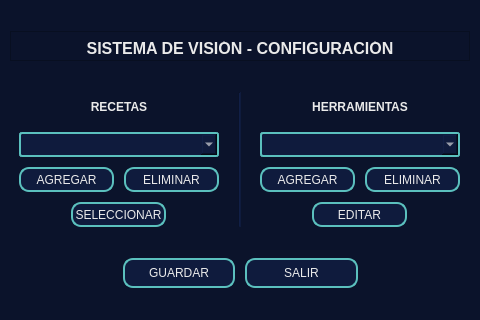
Old version of the form ui/config_window.ui in the repository hectorleyvaj-ops/vision-sensor.
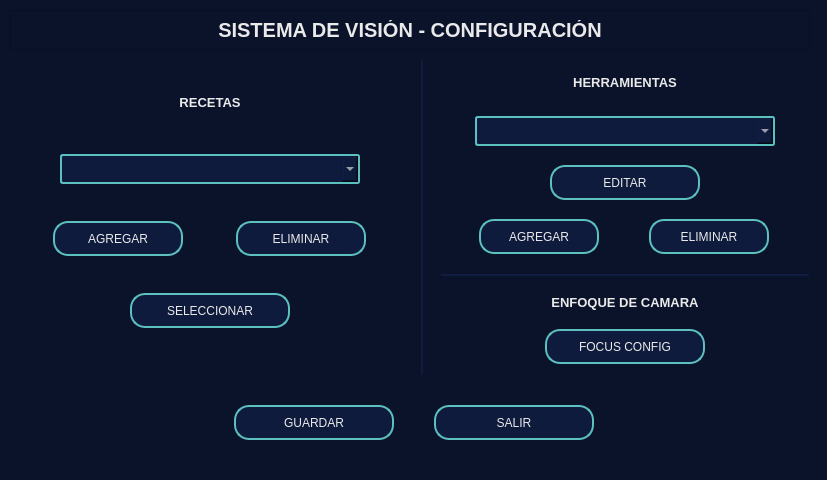
New version of the form.

Commit message: Add focus calibration dialog logic - ui

```diff
--- a/ui/config_window.ui
+++ b/ui/config_window.ui
@@ -6,8 +6,8 @@
    <rect>
     <x>0</x>
     <y>0</y>
-    <width>480</width>
-    <height>320</height>
+    <width>827</width>
+    <height>480</height>
    </rect>
   </property>
   <property name="windowTitle">
@@ -42,10 +42,15 @@
      </property>
      <property name="maximumSize">
       <size>
-       <width>480</width>
-       <height>30</height>
+       <width>800</width>
+       <height>40</height>
       </size>
      </property>
+     <property name="font">
+      <font>
+       <pointsize>11</pointsize>
+      </font>
+     </property>
      <property name="styleSheet">
       <string notr="true"/>
      </property>
@@ -66,19 +71,19 @@
         </property>
         <property name="minimumSize">
          <size>
-          <width>200</width>
+          <width>300</width>
           <height>15</height>
          </size>
         </property>
         <property name="maximumSize">
          <size>
-          <width>350</width>
-          <height>50</height>
+          <width>500</width>
+          <height>80</height>
          </size>
         </property>
         <property name="font">
          <font>
-          <pointsize>12</pointsize>
+          <pointsize>15</pointsize>
           <weight>75</weight>
           <bold>true</bold>
          </font>
@@ -106,9 +111,11 @@
      <item>
       <layout class="QVBoxLayout" name="left_panel">
        <item>
+        <layout class="QHBoxLayout" name="horizontalLayout_6">
+         <item>
         <widget class="QLabel" name="lbl_recipes">
          <property name="sizePolicy">
-          <sizepolicy hsizetype="Expanding" vsizetype="Preferred">
+            <sizepolicy hsizetype="Expanding" vsizetype="Fixed">
            <horstretch>0</horstretch>
            <verstretch>0</verstretch>
           </sizepolicy>
@@ -121,6 +128,7 @@
          </property>
          <property name="font">
           <font>
+             <pointsize>10</pointsize>
            <weight>75</weight>
            <bold>true</bold>
           </font>
@@ -137,12 +145,22 @@
          </property>
         </widget>
        </item>
+        </layout>
+       </item>
+       <item>
+        <layout class="QHBoxLayout" name="horizontalLayout_7">
        <item>
         <widget class="QComboBox" name="cmb_recipes">
+           <property name="sizePolicy">
+            <sizepolicy hsizetype="Expanding" vsizetype="Expanding">
+             <horstretch>0</horstretch>
+             <verstretch>0</verstretch>
+            </sizepolicy>
+           </property>
          <property name="maximumSize">
           <size>
-           <width>200</width>
-           <height>25</height>
+             <width>300</width>
+             <height>30</height>
           </size>
          </property>
          <property name="styleSheet">
@@ -152,27 +170,32 @@
 border-color: rgb(91, 192, 190);
 background-color: rgb(15, 27, 61);</string>
          </property>
-        </widget>
+           <property name="editable">
+            <bool>false</bool>
+           </property>
+          </widget>
+         </item>
+        </layout>
        </item>
        <item>
         <layout class="QHBoxLayout" name="horizontalLayout">
          <item>
           <widget class="QPushButton" name="btn_add_r">
            <property name="sizePolicy">
-            <sizepolicy hsizetype="Expanding" vsizetype="Preferred">
+            <sizepolicy hsizetype="Expanding" vsizetype="Expanding">
              <horstretch>0</horstretch>
              <verstretch>0</verstretch>
             </sizepolicy>
            </property>
            <property name="maximumSize">
             <size>
-             <width>95</width>
-             <height>25</height>
+             <width>130</width>
+             <height>35</height>
             </size>
            </property>
            <property name="styleSheet">
             <string notr="true">color: rgb(234, 234, 234);
-border-radius: 10px;
+border-radius: 15px;
 border: 2px solid;
 border-color: rgb(91, 192, 190);
 background-color: rgb(15, 27, 61);</string>
@@ -185,20 +208,20 @@
          <item>
           <widget class="QPushButton" name="btn_del_r">
            <property name="sizePolicy">
-            <sizepolicy hsizetype="Expanding" vsizetype="Preferred">
+            <sizepolicy hsizetype="Expanding" vsizetype="Expanding">
              <horstretch>0</horstretch>
              <verstretch>0</verstretch>
             </sizepolicy>
            </property>
            <property name="maximumSize">
             <size>
-             <width>95</width>
-             <height>25</height>
+             <width>130</width>
+             <height>35</height>
             </size>
            </property>
            <property name="styleSheet">
             <string notr="true">color: rgb(234, 234, 234);
-border-radius: 10px;
+border-radius: 15px;
 border: 2px solid;
 border-color: rgb(91, 192, 190);
 background-color: rgb(15, 27, 61);</string>
@@ -215,20 +238,20 @@
          <item>
           <widget class="QPushButton" name="btn_select_r">
            <property name="sizePolicy">
-            <sizepolicy hsizetype="Expanding" vsizetype="Preferred">
+            <sizepolicy hsizetype="Expanding" vsizetype="Expanding">
              <horstretch>0</horstretch>
              <verstretch>0</verstretch>
             </sizepolicy>
            </property>
            <property name="maximumSize">
             <size>
-             <width>95</width>
-             <height>25</height>
+             <width>160</width>
+             <height>35</height>
             </size>
            </property>
            <property name="styleSheet">
             <string notr="true">color: rgb(234, 234, 234);
-border-radius: 10px;
+border-radius: 15px;
 border: 2px solid;
 border-color: rgb(91, 192, 190);
 background-color: rgb(15, 27, 61);</string>
@@ -240,10 +263,38 @@
          </item>
         </layout>
        </item>
+       <item>
+        <spacer name="horizontalSpacer_3">
+         <property name="orientation">
+          <enum>Qt::Horizontal</enum>
+         </property>
+         <property name="sizeType">
+          <enum>QSizePolicy::Fixed</enum>
+         </property>
+         <property name="sizeHint" stdset="0">
+          <size>
+           <width>400</width>
+           <height>20</height>
+          </size>
+         </property>
+        </spacer>
+       </item>
       </layout>
      </item>
      <item>
       <widget class="Line" name="line">
+       <property name="minimumSize">
+        <size>
+         <width>3</width>
+         <height>300</height>
+        </size>
+       </property>
+       <property name="maximumSize">
+        <size>
+         <width>16777215</width>
+         <height>500</height>
+        </size>
+       </property>
        <property name="styleSheet">
         <string notr="true">background-color: rgb(15, 27, 61);</string>
        </property>
@@ -254,10 +305,21 @@
      </item>
      <item>
       <layout class="QVBoxLayout" name="right_panel">
+       <property name="spacing">
+        <number>12</number>
+       </property>
+       <property name="leftMargin">
+        <number>8</number>
+       </property>
+       <property name="rightMargin">
+        <number>8</number>
+       </property>
+       <item>
+        <layout class="QHBoxLayout" name="horizontalLayout_9">
        <item>
         <widget class="QLabel" name="lbl_tools">
          <property name="sizePolicy">
-          <sizepolicy hsizetype="Expanding" vsizetype="Preferred">
+            <sizepolicy hsizetype="Expanding" vsizetype="Fixed">
            <horstretch>0</horstretch>
            <verstretch>0</verstretch>
           </sizepolicy>
@@ -270,6 +332,7 @@
          </property>
          <property name="font">
           <font>
+             <pointsize>10</pointsize>
            <weight>75</weight>
            <bold>true</bold>
           </font>
@@ -286,18 +349,22 @@
          </property>
         </widget>
        </item>
+        </layout>
+       </item>
+       <item>
+        <layout class="QHBoxLayout" name="horizontalLayout_8">
        <item>
         <widget class="QComboBox" name="cmb_tools">
          <property name="sizePolicy">
-          <sizepolicy hsizetype="Expanding" vsizetype="Fixed">
+            <sizepolicy hsizetype="Expanding" vsizetype="Expanding">
            <horstretch>0</horstretch>
            <verstretch>0</verstretch>
           </sizepolicy>
          </property>
          <property name="maximumSize">
           <size>
-           <width>200</width>
-           <height>25</height>
+             <width>300</width>
+             <height>30</height>
           </size>
          </property>
          <property name="styleSheet">
@@ -306,60 +373,6 @@
 border: 2px solid;
 border-color: rgb(91, 192, 190);
 background-color: rgb(15, 27, 61);</string>
-         </property>
-        </widget>
-       </item>
-       <item>
-        <layout class="QHBoxLayout" name="horizontalLayout_2">
-         <item>
-          <widget class="QPushButton" name="btn_add_t">
-           <property name="sizePolicy">
-            <sizepolicy hsizetype="Expanding" vsizetype="Preferred">
-             <horstretch>0</horstretch>
-             <verstretch>0</verstretch>
-            </sizepolicy>
-           </property>
-           <property name="maximumSize">
-            <size>
-             <width>95</width>
-             <height>25</height>
-            </size>
-           </property>
-           <property name="styleSheet">
-            <string notr="true">color: rgb(234, 234, 234);
-border-radius: 10px;
-border: 2px solid;
-border-color: rgb(91, 192, 190);
-background-color: rgb(15, 27, 61);</string>
-           </property>
-           <property name="text">
-            <string>AGREGAR</string>
-           </property>
-          </widget>
-         </item>
-         <item>
-          <widget class="QPushButton" name="btn_del_t">
-           <property name="sizePolicy">
-            <sizepolicy hsizetype="Expanding" vsizetype="Preferred">
-             <horstretch>0</horstretch>
-             <verstretch>0</verstretch>
-            </sizepolicy>
-           </property>
-           <property name="maximumSize">
-            <size>
-             <width>95</width>
-             <height>25</height>
-            </size>
-           </property>
-           <property name="styleSheet">
-            <string notr="true">color: rgb(234, 234, 234);
-border-radius: 10px;
-border: 2px solid;
-border-color: rgb(91, 192, 190);
-background-color: rgb(15, 27, 61);</string>
-           </property>
-           <property name="text">
-            <string>ELIMINAR</string>
            </property>
           </widget>
          </item>
@@ -370,20 +383,20 @@
          <item>
           <widget class="QPushButton" name="btn_edit_t">
            <property name="sizePolicy">
-            <sizepolicy hsizetype="Expanding" vsizetype="Preferred">
+            <sizepolicy hsizetype="Expanding" vsizetype="Expanding">
              <horstretch>0</horstretch>
              <verstretch>0</verstretch>
             </sizepolicy>
            </property>
            <property name="maximumSize">
             <size>
-             <width>95</width>
-             <height>25</height>
+             <width>150</width>
+             <height>35</height>
             </size>
            </property>
            <property name="styleSheet">
             <string notr="true">color: rgb(234, 234, 234);
-border-radius: 10px;
+border-radius: 15px;
 border: 2px solid;
 border-color: rgb(91, 192, 190);
 background-color: rgb(15, 27, 61);</string>
@@ -395,6 +408,151 @@
          </item>
         </layout>
        </item>
+       <item>
+        <layout class="QHBoxLayout" name="horizontalLayout_2">
+         <item>
+          <widget class="QPushButton" name="btn_add_t">
+           <property name="sizePolicy">
+            <sizepolicy hsizetype="Expanding" vsizetype="Expanding">
+             <horstretch>0</horstretch>
+             <verstretch>0</verstretch>
+            </sizepolicy>
+           </property>
+           <property name="maximumSize">
+            <size>
+             <width>120</width>
+             <height>35</height>
+            </size>
+           </property>
+           <property name="styleSheet">
+            <string notr="true">color: rgb(234, 234, 234);
+border-radius: 15px;
+border: 2px solid;
+border-color: rgb(91, 192, 190);
+background-color: rgb(15, 27, 61);</string>
+           </property>
+           <property name="text">
+            <string>AGREGAR</string>
+           </property>
+          </widget>
+         </item>
+         <item>
+          <widget class="QPushButton" name="btn_del_t">
+           <property name="sizePolicy">
+            <sizepolicy hsizetype="Expanding" vsizetype="Expanding">
+             <horstretch>0</horstretch>
+             <verstretch>0</verstretch>
+            </sizepolicy>
+           </property>
+           <property name="maximumSize">
+            <size>
+             <width>120</width>
+             <height>35</height>
+            </size>
+           </property>
+           <property name="styleSheet">
+            <string notr="true">color: rgb(234, 234, 234);
+border-radius: 15px;
+border: 2px solid;
+border-color: rgb(91, 192, 190);
+background-color: rgb(15, 27, 61);</string>
+           </property>
+           <property name="text">
+            <string>ELIMINAR</string>
+           </property>
+          </widget>
+         </item>
+        </layout>
+       </item>
+       <item>
+        <widget class="Line" name="line_2">
+         <property name="sizePolicy">
+          <sizepolicy hsizetype="Fixed" vsizetype="Fixed">
+           <horstretch>0</horstretch>
+           <verstretch>0</verstretch>
+          </sizepolicy>
+         </property>
+         <property name="minimumSize">
+          <size>
+           <width>360</width>
+           <height>0</height>
+          </size>
+         </property>
+         <property name="maximumSize">
+          <size>
+           <width>400</width>
+           <height>3</height>
+          </size>
+         </property>
+         <property name="styleSheet">
+          <string notr="true">background-color: rgb(15, 27, 61);</string>
+         </property>
+         <property name="orientation">
+          <enum>Qt::Horizontal</enum>
+         </property>
+        </widget>
+       </item>
+       <item>
+        <layout class="QHBoxLayout" name="horizontalLayout_11">
+         <item>
+          <widget class="QLabel" name="lbl_focus">
+           <property name="sizePolicy">
+            <sizepolicy hsizetype="Expanding" vsizetype="Fixed">
+             <horstretch>0</horstretch>
+             <verstretch>0</verstretch>
+            </sizepolicy>
+           </property>
+           <property name="font">
+            <font>
+             <pointsize>10</pointsize>
+             <weight>75</weight>
+             <bold>true</bold>
+            </font>
+           </property>
+           <property name="styleSheet">
+            <string notr="true">color: rgb(234, 234, 234);
+background-color: transparent;</string>
+           </property>
+           <property name="text">
+            <string>ENFOQUE DE CAMARA</string>
+           </property>
+           <property name="alignment">
+            <set>Qt::AlignCenter</set>
+           </property>
+          </widget>
+         </item>
+        </layout>
+       </item>
+       <item>
+        <layout class="QHBoxLayout" name="horizontalLayout_10">
+         <item>
+          <widget class="QPushButton" name="btn_focus_config">
+           <property name="sizePolicy">
+            <sizepolicy hsizetype="Expanding" vsizetype="Expanding">
+             <horstretch>0</horstretch>
+             <verstretch>0</verstretch>
+            </sizepolicy>
+           </property>
+           <property name="maximumSize">
+            <size>
+             <width>160</width>
+             <height>35</height>
+            </size>
+           </property>
+           <property name="styleSheet">
+            <string notr="true">color: rgb(234, 234, 234);
+border-radius: 15px;
+border: 2px solid;
+border-color: rgb(91, 192, 190);
+background-color: rgb(15, 27, 61);</string>
+           </property>
+           <property name="text">
+            <string>FOCUS CONFIG</string>
+           </property>
+          </widget>
+         </item>
+        </layout>
+       </item>
       </layout>
      </item>
     </layout>
@@ -402,7 +560,13 @@
    <item>
     <layout class="QHBoxLayout" name="bttm_layout">
      <property name="spacing">
-      <number>10</number>
+      <number>40</number>
+     </property>
+     <property name="topMargin">
+      <number>20</number>
+     </property>
+     <property name="bottomMargin">
+      <number>30</number>
      </property>
      <item>
       <spacer name="horizontalSpacer">
@@ -420,20 +584,20 @@
      <item>
       <widget class="QPushButton" name="btn_save">
        <property name="sizePolicy">
-        <sizepolicy hsizetype="Expanding" vsizetype="Preferred">
+        <sizepolicy hsizetype="Expanding" vsizetype="Expanding">
          <horstretch>0</horstretch>
          <verstretch>0</verstretch>
         </sizepolicy>
        </property>
        <property name="maximumSize">
         <size>
-         <width>120</width>
-         <height>30</height>
+         <width>160</width>
+         <height>35</height>
         </size>
        </property>
        <property name="styleSheet">
         <string notr="true">color: rgb(234, 234, 234);
-border-radius: 10px;
+border-radius: 15px;
 border: 2px solid;
 border-color: rgb(91, 192, 190);
 background-color: rgb(15, 27, 61);</string>
@@ -446,20 +610,20 @@
      <item>
       <widget class="QPushButton" name="btn_out">
        <property name="sizePolicy">
-        <sizepolicy hsizetype="Expanding" vsizetype="Preferred">
+        <sizepolicy hsizetype="Expanding" vsizetype="Expanding">
          <horstretch>0</horstretch>
          <verstretch>0</verstretch>
         </sizepolicy>
        </property>
        <property name="maximumSize">
         <size>
-         <width>120</width>
-         <height>30</height>
+         <width>160</width>
+         <height>35</height>
         </size>
        </property>
        <property name="styleSheet">
         <string notr="true">color: rgb(234, 234, 234);
-border-radius: 10px;
+border-radius: 15px;
 border: 2px solid;
 border-color: rgb(91, 192, 190);
 background-color: rgb(15, 27, 61);</string>
@@ -467,6 +631,18 @@
        <property name="text">
         <string>SALIR</string>
        </property>
+       <property name="checkable">
+        <bool>false</bool>
+       </property>
+       <property name="checked">
+        <bool>false</bool>
+       </property>
+       <property name="autoDefault">
+        <bool>true</bool>
+       </property>
+       <property name="default">
+        <bool>true</bool>
+       </property>
       </widget>
      </item>
      <item>
```
Lines whose indentation alone changed are shown as unchanged. The commit also changes 5 other files.
